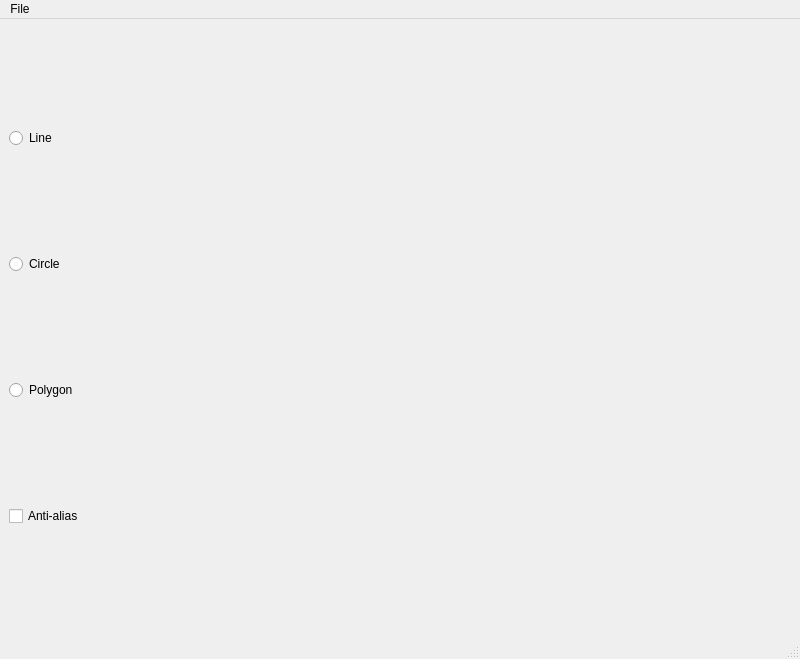
Before: the Qt Designer form mainwindow.ui in radieus/triangles-and-squares, drawn with Qt 5.
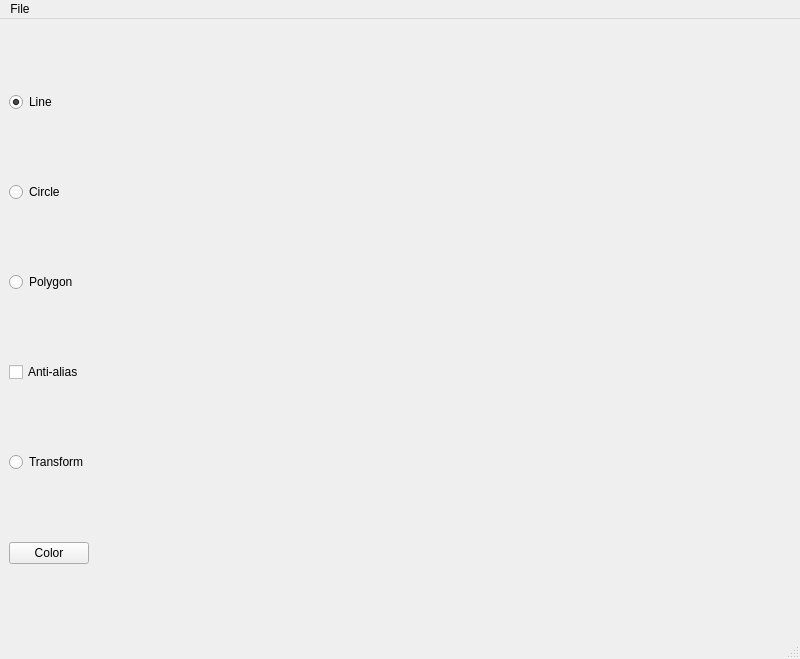
After: the same form once the commit is applied.

```diff
--- a/mainwindow.ui
+++ b/mainwindow.ui
@@ -44,6 +44,9 @@
         <property name="text">
          <string>Line</string>
         </property>
+        <property name="checked">
+         <bool>true</bool>
+        </property>
        </widget>
       </item>
       <item>
@@ -67,6 +70,20 @@
         </property>
        </widget>
       </item>
+      <item>
+       <widget class="QRadioButton" name="radioButton">
+        <property name="text">
+         <string>Transform</string>
+        </property>
+       </widget>
+      </item>
+      <item>
+       <widget class="QPushButton" name="pushButton">
+        <property name="text">
+         <string>Color</string>
+        </property>
+       </widget>
+      </item>
      </layout>
     </item>
    </layout>
```
